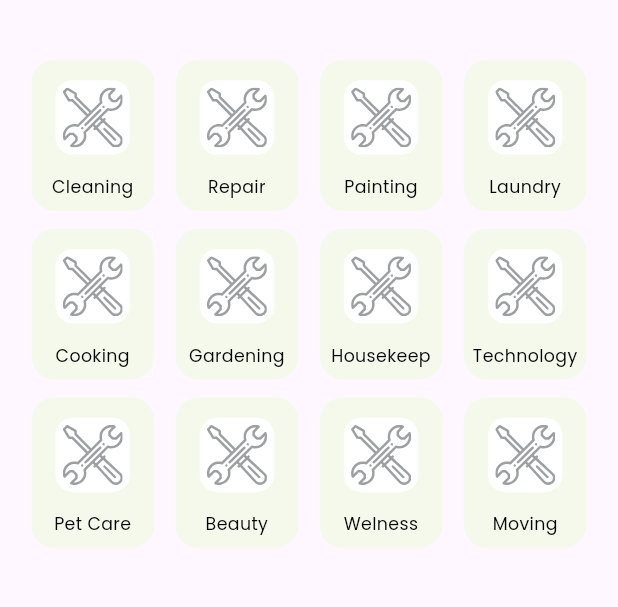
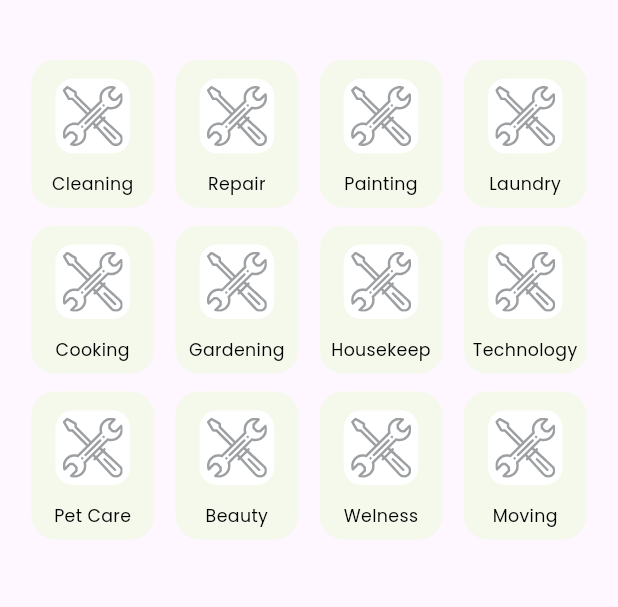
Before and after one commit to bdCalling-Sdt-hub/Service-App, a Flutter app: the screen it shows after launch, after a tap on "See all", on a phone screen of 412 x 824 dp, the part 62-669 px from its top. Run offline on Flutter 3.47's test engine with Material 3 defaults, Android fonts, the phone set to English and light mode, and no system bars; our stand-ins replace cached_network_image, device_preview, flutter_chat_bubble, flutter_rating_bar, flutter_screenutil, flutter_spinkit and 7 more; network calls fail.

Commit message:
profile logout dialog and some issue fixed and route some fixed

```diff
--- a/lib/helpers/route.dart
+++ b/lib/helpers/route.dart
@@ -16,7 +16,7 @@ import '../views/screen/all_service/all_service_screen.dart';
 import '../views/screen/bottom_nav_bar/bottom_nav_bar.dart';
 import '../views/screen/category/category_screen.dart';
 import '../views/screen/change_password/change_password_screen.dart';
-import '../views/screen/message/Inbox_message/chat_screen.dart';
+import '../views/screen/message/chat_screen/chat_screen.dart';
 import '../views/screen/my_bookings/my_booking_service_details_screen.dart';
 import '../views/screen/my_bookings/my_bookings_screen.dart';
 import '../views/screen/notifications/notifications.dart';
@@ -71,13 +71,12 @@ class AppRoutes{
     GetPage(name:forgotPasswordScreen, page: ()=> ForgotPasswordScreen()),
     GetPage(name:resetPasswordScreen, page: ()=> ResetPasswordScreen()),
     GetPage(name:allServiceScreen, page: ()=> AllServiceScreen()),
-    GetPage(name:scarchScreen, page: ()=> ScarchScreen()),
+    GetPage(name:scarchScreen, page: ()=> SearchScreen()),
     GetPage(name:chatScreen, page: ()=> ChatScreen()),
     GetPage(name:verifyOTpScreen, page: ()=> const VerifyOTPScreen()),
     GetPage(name:moreInformationScreen, page: ()=> MoreInformationScreen()),
     GetPage(name:allServiceScreen, page: ()=> AllServiceScreen()),
-    GetPage(name:scarchScreen, page: ()=> ScarchScreen()),
-    GetPage(name:chatScreen, page: ()=> ChatScreen()),
+    GetPage(name:scarchScreen, page: ()=> SearchScreen()),
     GetPage(name:serviceDetailsScreen, page: ()=> ServiceDetailsScreen()),
     GetPage(name:settingScreen, page: ()=> SettingScreen()),
     GetPage(name:privacyPolicyAllScreen, page: ()=> PrivacyPolicyAllScreen()),
--- a/lib/main.dart
+++ b/lib/main.dart
@@ -1,3 +1,5 @@
+import 'package:device_preview/device_preview.dart';
+import 'package:flutter/foundation.dart';
 import 'package:flutter/material.dart';
 import 'package:flutter_screenutil/flutter_screenutil.dart';
 import 'package:get/get.dart';
@@ -13,12 +15,20 @@ import 'helpers/di.dart' as di;
 import 'helpers/route.dart';
 
 void main() async {
+
+
+
   WidgetsFlutterBinding.ensureInitialized();
   Map<String, Map<String, String>> _languages = await di.init();
-  runApp(MyApp(
-    languages: _languages,
-  ));
+  runApp(
+    DevicePreview(
+      enabled: !kReleaseMode,
+      builder: (context) => MyApp(languages: {},), // Wrap your app
+    ),
+  );
 }
+
+
 
 class MyApp extends StatelessWidget {
   const MyApp({super.key, required this.languages});
@@ -35,6 +45,12 @@ class MyApp extends StatelessWidget {
             splitScreenMode: true,
             builder: (_, child) {
               return GetMaterialApp(
+
+                useInheritedMediaQuery: true,
+                builder: DevicePreview.appBuilder,
+
+
+
                 title: AppConstants.APP_NAME,
                 debugShowCheckedModeBanner: false,
                 navigatorKey: Get.key,
--- a/lib/utils/app_strings.dart
+++ b/lib/utils/app_strings.dart
@@ -92,5 +92,6 @@ class AppString {
 
 
   static const String bookingRequests ="Booking Request";
+  static const String areYouSureToLogout ="Are you sure to logout your profile?";
 
 }
--- a/lib/views/base/category_card.dart
+++ b/lib/views/base/category_card.dart
@@ -22,18 +22,18 @@ class CategoryCard extends StatelessWidget {
 
   @override
   Widget build(BuildContext context) {
-    return Container(
+    return GestureDetector(
+      onTap: onTap ?? (){},
+      child: Container(
         width: 78.w,
         decoration: BoxDecoration(
             borderRadius: BorderRadius.circular(16.r),
             color:
-          isSelected! ? AppColors.primaryColor : const Color(0xffF4F9EC)),
+            isSelected ? AppColors.primaryColor : const Color(0xffF4F9EC)),
         child: Column(
           children: [
-          GestureDetector(
-            onTap: onTap ?? (){},
-            child: Padding(
-              padding: EdgeInsets.all(14.r),
+            Padding(
+              padding: EdgeInsets.all(13.r),
               child: Container(
                 decoration: BoxDecoration(
                     color: Colors.white,
@@ -49,7 +49,6 @@ class CategoryCard extends StatelessWidget {
                 ),
               ),
             ),
-          ),
             CustomText(
               text: categorName ?? "",
               fontsize: 12.h,
@@ -59,6 +58,7 @@ class CategoryCard extends StatelessWidget {
             )
           ],
         ),
+      ),
     );
   }
 }
--- a/lib/views/base/custom_two_button.dart
+++ b/lib/views/base/custom_two_button.dart
@@ -16,7 +16,7 @@ class CustomTwoButon extends StatelessWidget {
   @override
   Widget build(BuildContext context) {
     return Row(
-      mainAxisAlignment: MainAxisAlignment.spaceBetween,
+      mainAxisAlignment: MainAxisAlignment.spaceAround,
       children: List.generate(btnNameList!.length, (index) {
         return GestureDetector(
           onTap: index == 0 ? leftBtnOnTap : rightBtnOnTap,
--- a/lib/views/base/service_card.dart
+++ b/lib/views/base/service_card.dart
@@ -14,6 +14,7 @@ class ServiceCard extends StatelessWidget {
   final String? distance;
   final String? serviceName;
   final String? personName;
+  final VoidCallback? onTap;
 
   const ServiceCard(
       {super.key,
@@ -21,11 +22,14 @@ class ServiceCard extends StatelessWidget {
         this.reting,
         this.distance,
         this.serviceName,
+        this.onTap,
         this.personName});
 
   @override
   Widget build(BuildContext context) {
-    return Container(
+    return GestureDetector(
+      onTap: onTap,
+      child: Container(
         width: 202.w,
         decoration: BoxDecoration(
             borderRadius: BorderRadius.circular(8.r),
@@ -98,6 +102,7 @@ class ServiceCard extends StatelessWidget {
             ],
           ),
         ),
+      ),
     );
   }
 }
--- a/lib/views/screen/Auth/moreInformationScreen/more_information_screen.dart
+++ b/lib/views/screen/Auth/moreInformationScreen/more_information_screen.dart
@@ -141,7 +141,7 @@ class _MoreInformationScreenState extends State<MoreInformationScreen> {
                             //===============================>Button Field <===============================
                             CustomButton(
                                 onTap: () {
-                                  Get.toNamed(AppRoutes.forgotPasswordScreen);
+                                  Get.toNamed(AppRoutes.bottomNavBar);
                                 },
                                 text: AppString.createAccount),
                             SizedBox(height: 25,)
--- a/lib/views/screen/Auth/signInScreen/sign_in_screen.dart
+++ b/lib/views/screen/Auth/signInScreen/sign_in_screen.dart
@@ -75,6 +75,7 @@ class SignInScreen extends StatelessWidget {
               ),
               /// <-0------------------------- Sign in button -----------------0->
               CustomButton(onTap: () {
+                Get.offAllNamed(AppRoutes.bottomNavBar);
               }, text: AppString.signIn),
               SizedBox(
                 height: 209.h,
--- a/lib/views/screen/Home/home_screen.dart
+++ b/lib/views/screen/Home/home_screen.dart
@@ -133,7 +133,6 @@ class _HomeScreenState extends State<HomeScreen> {
                     () => ListView.builder(
                       scrollDirection: Axis.horizontal,
                       itemCount: _categoryController.cetegoryList.length,
-                      // Use all categories
                       itemBuilder: (context, index) {
                         var category = _categoryController.cetegoryList[index];
                         bool isSelected = selectedIndex == index;
@@ -188,7 +187,10 @@ class _HomeScreenState extends State<HomeScreen> {
                     itemBuilder: (context, index) {
                       return Padding(
                         padding: EdgeInsets.only(left: index == 0 ? 0 : 18.w),
-                        child: const ServiceCard(
+                        child:  ServiceCard(
+                          onTap: (){
+                            Get.toNamed(AppRoutes.serviceDetailsScreen);
+                          },
                           distance: "15 km",
                           personName: "Ingredia Nutrisha ",
                           serviceName: "House Cleaning ",
@@ -236,7 +238,10 @@ class _HomeScreenState extends State<HomeScreen> {
                     itemBuilder: (context, index) {
                       return Padding(
                         padding: EdgeInsets.only(left: index == 0 ? 0 : 18.w),
-                        child: const ServiceCard(
+                        child:  ServiceCard(
+                          onTap: (){
+                            Get.toNamed(AppRoutes.serviceDetailsScreen);
+                          },
                           distance: "15 km",
                           personName: "Ingredia Nutrisha ",
                           serviceName: "House Cleaning ",
--- a/lib/views/screen/Profile/edit_profile/edit_profile_screen.dart
+++ b/lib/views/screen/Profile/edit_profile/edit_profile_screen.dart
@@ -142,7 +142,7 @@ class _EditProfileScreenState extends State<EditProfileScreen> {
 
                     //===========================> Update profile button <===================
                     CustomButton(
-                        text: AppString.email,
+                        text: AppString.updatePrifle,
                         onTap: () {}),
                     SizedBox(height: 35.h),
                   ],
--- a/lib/views/screen/my_bookings/Inner_widgets/alart_dialog.dart
+++ b/lib/views/screen/my_bookings/Inner_widgets/alart_dialog.dart
@@ -29,6 +29,7 @@ class _AlartDialogState extends State<AlartDialog> {
       borderRadius: BorderRadius.circular(8),
       child: Container(
         decoration: BoxDecoration(
+          border: Border.all(color: AppColors.primaryColor),
           color: Colors.white,
         ),
         child: Padding(
--- a/pubspec.yaml
+++ b/pubspec.yaml
@@ -50,6 +50,9 @@ dependencies:
 
   flutter_rating_bar: ^4.0.1
 
+
+
+  device_preview: ^1.1.0
 
 
 dev_dependencies:
```
Also changed, not shown: lib/views/base/all_service_card.dart (+8 -5 lines), lib/views/screen/Profile/profile_screen/profile_screen.dart (+87 -51 lines), lib/views/screen/message/chat_screen/chat_screen.dart (renamed from lib/views/screen/message/Inbox_message/chat_screen.dart, +7 -8 lines), lib/views/screen/my_bookings/Inner_widgets/my_booking_service_card.dart (+8 -5 lines), lib/views/screen/my_bookings/my_booking_service_details_screen.dart (+5 -7 lines), lib/views/screen/search/search_screen.dart (+7 -3 lines), pubspec.lock. Lines whose indentation alone changed are shown as unchanged.
